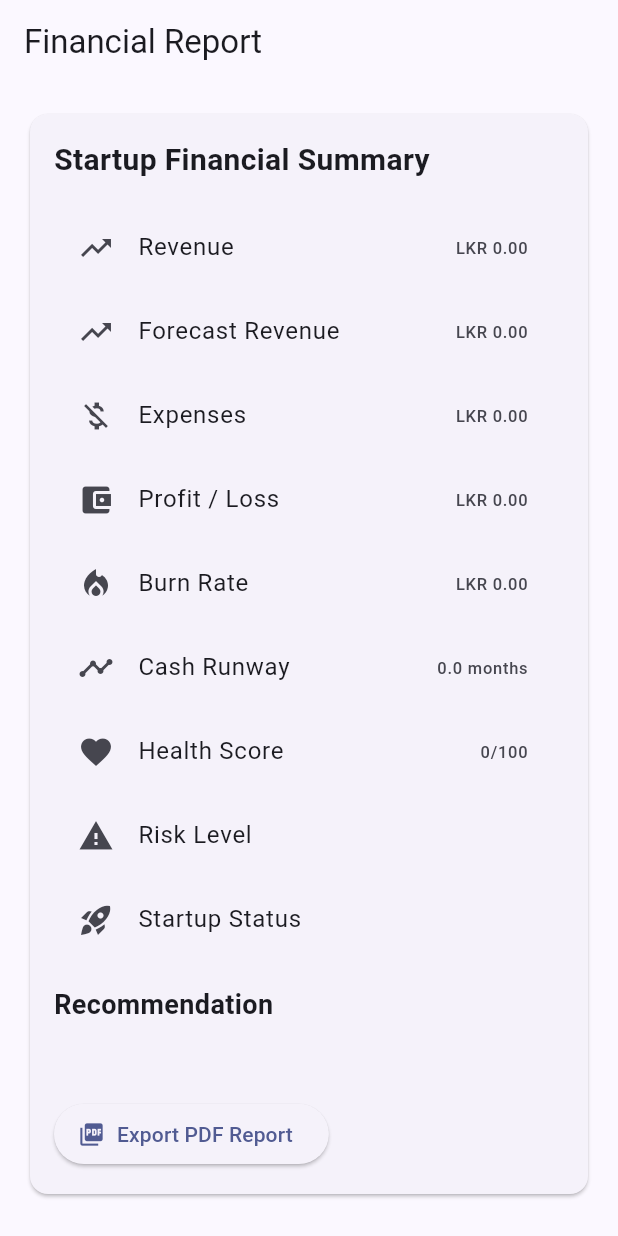
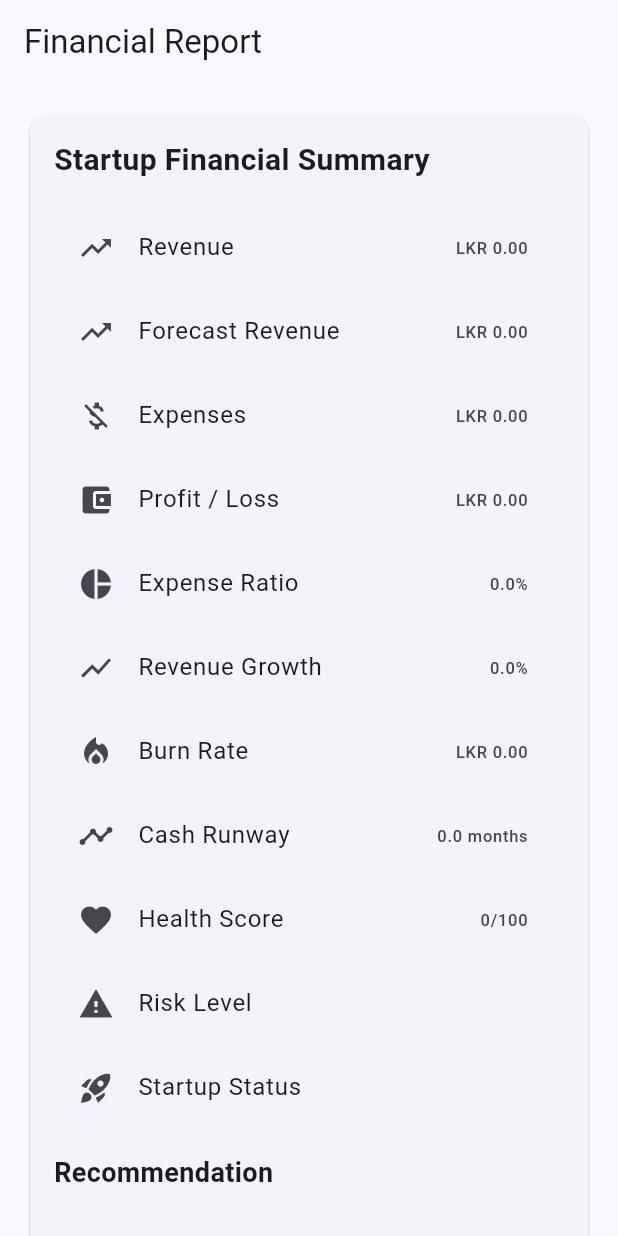
Before and after one commit to Cyber-ANGEL07/startup_financial_analyzer, a Flutter app: the ReportsScreen screen opened directly, on a phone screen of 412 x 824 dp. Run offline on Flutter 3.47's test engine with Material 3 defaults, Android fonts, the phone set to English and light mode, and no system bars; our stand-ins replace firebase_auth, firebase_core, fl_chart, hive_flutter, printing; accounts and stored records are empty.

Commit message:
Enhanced financial insights and updated report integration

```diff
--- a/lib/main.dart
+++ b/lib/main.dart
@@ -28,6 +28,8 @@ FinancialData.recommendation = box.get('recommendation', defaultValue: '');
 FinancialData.startupStatus = box.get('startupStatus', defaultValue: '');
 FinancialData.profitLoss = box.get('profitLoss', defaultValue: 0.0);
 FinancialData.forecastRevenue = box.get('forecastRevenue', defaultValue: 0.0);
+FinancialData.expenseRatio = box.get('expenseRatio', defaultValue: 0.0);
+FinancialData.revenueGrowth = box.get('revenueGrowth', defaultValue: 0.0);
 
 final savedTrendList = box.get('trendList');
 
--- a/lib/screens/reports_screen.dart
+++ b/lib/screens/reports_screen.dart
@@ -57,6 +57,23 @@ class ReportsScreen extends StatelessWidget {
                     'LKR ${FinancialData.profitLoss.toStringAsFixed(2)}',
                   ),
                 ),
+
+                ListTile(
+                  leading: const Icon(Icons.pie_chart),
+                  title: const Text('Expense Ratio'),
+                  trailing: Text(
+                    '${FinancialData.expenseRatio.toStringAsFixed(1)}%',
+                  ),
+                ),
+
+                ListTile(
+                  leading: const Icon(Icons.show_chart),
+                  title: const Text('Revenue Growth'),
+                  trailing: Text(
+                    '${FinancialData.revenueGrowth.toStringAsFixed(1)}%',
+                  ),
+                ),
+
                 ListTile(
                   leading: const Icon(Icons.local_fire_department),
                   title: const Text('Burn Rate'),
@@ -102,6 +119,19 @@ class ReportsScreen extends StatelessWidget {
                 Text(FinancialData.recommendation),
 
                 const SizedBox(height: 20),
+                const Text(
+                  'Financial Insight',
+                  style: TextStyle(
+                    fontSize: 18,
+                    fontWeight: FontWeight.bold,
+                  ),
+                ),
+
+                const SizedBox(height: 8),
+
+                Text(FinancialData.aiInsight),
+
+                const SizedBox(height: 20),
 
                 ElevatedButton.icon(
                   onPressed: () {
```
Also changed, not shown: lib/calculations/financial_calculator.dart (+37 -10 lines), lib/screens/financial_input_screen.dart (+10 -6 lines), lib/services/pdf_report_service.dart (+13 -0 lines).
